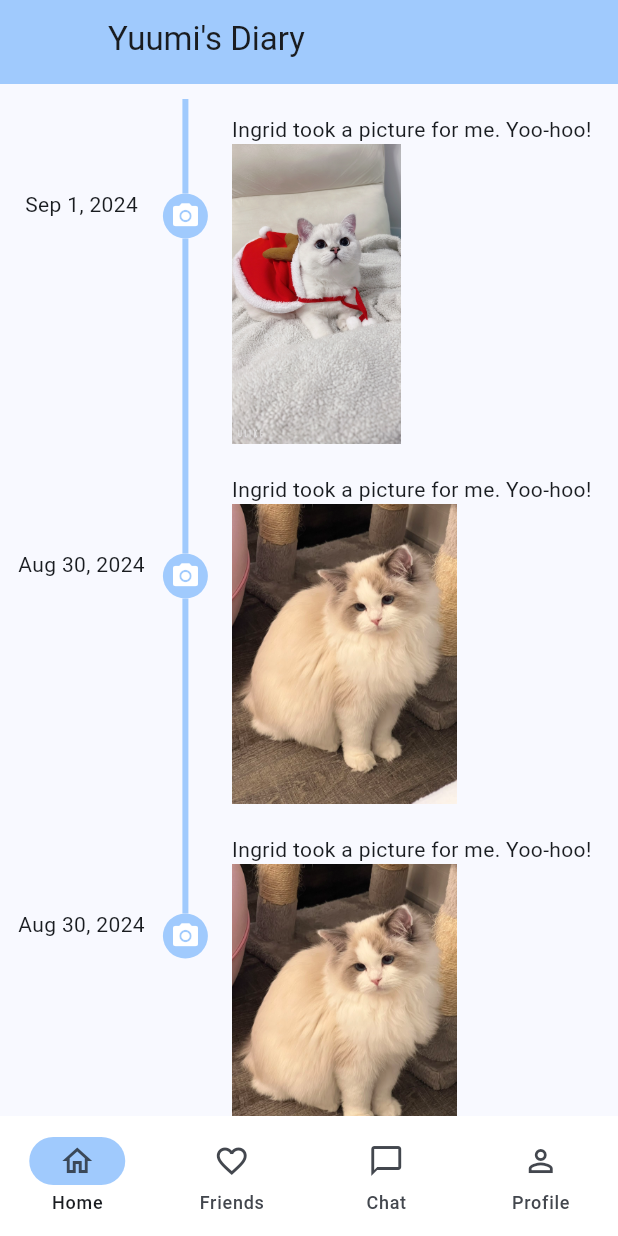
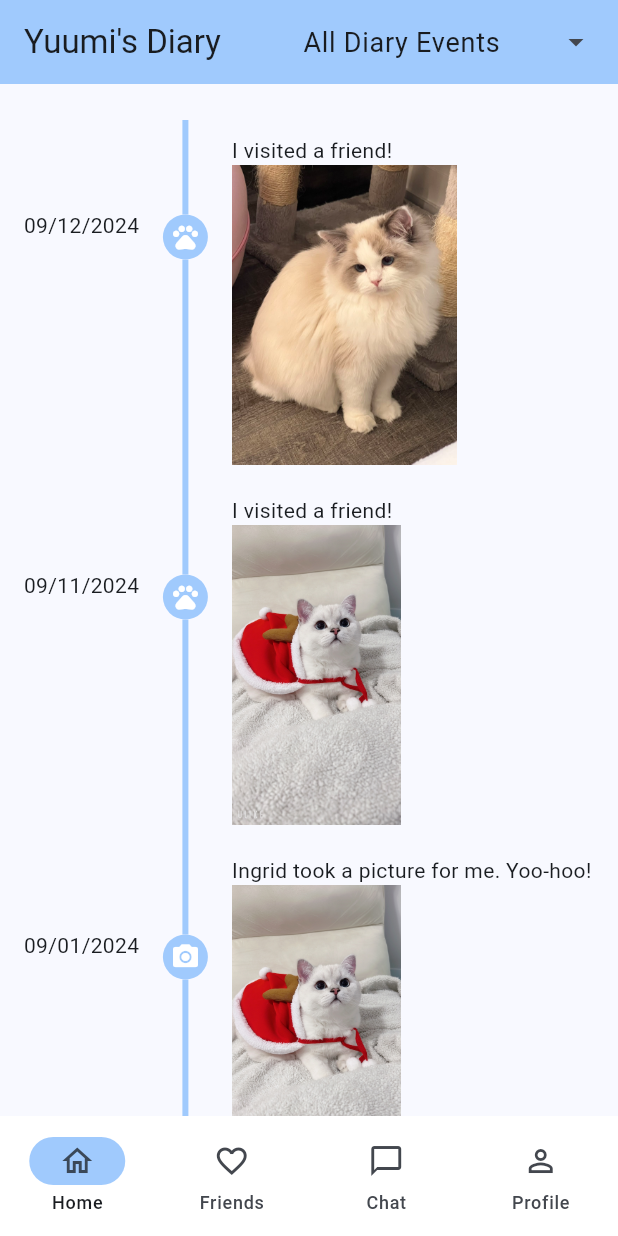
Before and after one commit to IngridFeng/PetDiary, a Flutter app: the screen it shows after launch, on a phone screen of 412 x 824 dp. Run offline on Flutter 3.47's test engine with Material 3 defaults, Android fonts, the phone set to English and light mode, and no system bars; drawn by our look-alikes of timeline_tile.

Commit message:
Added filter for timeline tile events.

```diff
--- a/lib/home_page/home_page.dart
+++ b/lib/home_page/home_page.dart
@@ -12,6 +12,9 @@ class HomePage extends StatefulWidget {
 }
 
 class _HomePageState extends State<HomePage> {
+  final TextEditingController timelineTileItemsTypeController =
+      TextEditingController();
+
   @override
   Widget build(BuildContext context) {
     var homePageState = context.watch<HomePageState>();
@@ -22,17 +25,43 @@ class _HomePageState extends State<HomePage> {
           SliverAppBar(
             pinned: true,
             backgroundColor: Theme.of(context).colorScheme.inversePrimary,
-            flexibleSpace: const FlexibleSpaceBar(
-              title: Text("Yuumi's Diary"),
-            ),
+            title: const Text("Yuumi's Diary"),
+            actions: <Widget>[
+              const SizedBox(width: 24.0),
+              DropdownMenu<String>(
+                width: 210.0,
+                initialSelection: homePageState.selectedTimelineTileType,
+                textStyle: const TextStyle(fontSize: 18.0),
+                controller: timelineTileItemsTypeController,
+                requestFocusOnTap: false,
+                onSelected: (String? type) {
+                  setState(() {
+                    homePageState.setTimelineTileType(type!);
+                  });
+                },
+                inputDecorationTheme: const InputDecorationTheme(
+                  filled: false,
+                  border: InputBorder.none,
+                ),
+                dropdownMenuEntries: timelineTileTypeMap.keys
+                    .map<DropdownMenuEntry<String>>((String type) {
+                  return DropdownMenuEntry<String>(
+                    value: type,
+                    label: type,
+                    enabled: true,
+                  );
+                }).toList(),
+              ),
+            ],
           ),
-          const SliverToBoxAdapter(child: SizedBox(height: 10.0)),
+          const SliverToBoxAdapter(child: SizedBox(height: 24.0)),
           homePageState.timelineTileItems.isEmpty
               ? const SliverToBoxAdapter(
                   child: Center(
-                  child: Text(
-                      "Hi there, Yuumi! How's your day? Did you catach a fish? Or did you visit any friends? Get started by writting your diary."),
-                ))
+                    child: Text(
+                        "You did not write any diary yet, Yuumi! Get started creating one!"),
+                  ),
+                )
               : SliverList(
                   delegate: SliverChildBuilderDelegate(
                     (BuildContext context, int index) {
@@ -50,7 +79,7 @@ class _HomePageState extends State<HomePage> {
                           width: 30,
                           height: 30,
                           indicator: _IconIndicator(
-                              iconData: timelineTileData.indicatorIcon),
+                              iconData: timelineTileData.type.indicatorIcon),
                         ),
                         isLast:
                             index == homePageState.timelineTileItems.length - 1,
--- a/lib/home_page/home_page_state.dart
+++ b/lib/home_page/home_page_state.dart
@@ -1,9 +1,24 @@
 import 'package:flutter/material.dart';
 import 'timeline_tile_items.dart';
 
+Map<String, List<TimelineTileType>> timelineTileTypeMap = {
+  "All Diary Events": TimelineTileType.values,
+  "Doctor Visits": [TimelineTileType.visitDoctor],
+  "Play with Human": [TimelineTileType.playWithHuman],
+  "Play with Friends": [TimelineTileType.playWithFriend],
+};
+
 class HomePageState extends ChangeNotifier {
+  String selectedTimelineTileType = "All Diary Events";
   late List<TimelineTileData> timelineTileItems =
-      const TimelineTileItems().fetchData();
+      const TimelineTileItems().fetchData(TimelineTileType.values.toSet());
+
+  void setTimelineTileType(String type) {
+    selectedTimelineTileType = type;
+    timelineTileItems =
+        const TimelineTileItems().fetchData(timelineTileTypeMap[type]!.toSet());
+    notifyListeners();
+  }
 
   void addTimelineTile(TimelineTileData timelineTileData) {
     timelineTileItems.add(timelineTileData);
--- a/lib/home_page/timeline_tile_items.dart
+++ b/lib/home_page/timeline_tile_items.dart
@@ -1,57 +1,85 @@
 import 'package:flutter/material.dart';
 
+// TODO: Add upcoming events e.g. dog park events
 enum TimelineTileType {
-  // upcoming,
-  // doctorVisit,
-  playWithHuman,
-  // playWithFriend,
-  // visitFriend,
+  visitDoctor(Icons.health_and_safety),
+  playWithHuman(Icons.photo_camera),
+  playWithFriend(Icons.pets);
+
+  final IconData indicatorIcon;
+  const TimelineTileType(this.indicatorIcon);
 }
 
 class TimelineTileData {
+  final TimelineTileType type;
   final String date;
-  final IconData indicatorIcon;
   final String description;
   final Image? image;
 
-  TimelineTileData(
+  const TimelineTileData(
       {Key? key,
+      required this.type,
       required this.date,
-      required this.indicatorIcon,
       required this.description,
       this.image});
 }
 
+const fakeTimelineTileItems = [
+  TimelineTileData(
+    type: TimelineTileType.playWithHuman,
+    date: "09/01/2024",
+    description: "Ingrid took a picture for me. Yoo-hoo!",
+    image: Image(
+      image: AssetImage('lib/home_page/assets/yuumi.jpg'),
+      height: 200,
+    ),
+  ),
+  TimelineTileData(
+    type: TimelineTileType.playWithHuman,
+    date: "08/30/2024",
+    description: "Ingrid took a picture for me. Yoo-hoo!",
+    image: Image(
+      image: AssetImage('lib/home_page/assets/milan.jpg'),
+      height: 200,
+    ),
+  ),
+  TimelineTileData(
+    type: TimelineTileType.playWithFriend,
+    date: "09/11/2024",
+    description: "I visited a friend!",
+    image: Image(
+      image: AssetImage('lib/home_page/assets/yuumi.jpg'),
+      height: 200,
+    ),
+  ),
+  TimelineTileData(
+    type: TimelineTileType.playWithHuman,
+    date: "08/27/2024",
+    description: "Ingrid took a picture for me. Yoo-hoo!",
+    image: Image(
+      image: AssetImage('lib/home_page/assets/milan.jpg'),
+      height: 200,
+    ),
+  ),
+  TimelineTileData(
+    type: TimelineTileType.playWithFriend,
+    date: "09/12/2024",
+    description: "I visited a friend!",
+    image: Image(
+      image: AssetImage('lib/home_page/assets/milan.jpg'),
+      height: 200,
+    ),
+  ),
+];
+
 class TimelineTileItems {
   const TimelineTileItems();
 
-  List<TimelineTileData> fetchData() {
+  List<TimelineTileData> fetchData(Set<TimelineTileType> types) {
     // TODO: RPC to get data here.
-    return [
-      TimelineTileData(
-          date: "Sep 1, 2024",
-          indicatorIcon: Icons.photo_camera,
-          description: "Ingrid took a picture for me. Yoo-hoo!",
-          image: const Image(
-            image: AssetImage('lib/home_page/assets/yuumi.jpg'),
-            height: 200,
-          )),
-      TimelineTileData(
-          date: "Aug 30, 2024",
-          indicatorIcon: Icons.photo_camera,
-          description: "Ingrid took a picture for me. Yoo-hoo!",
-          image: const Image(
-            image: AssetImage('lib/home_page/assets/milan.jpg'),
-            height: 200,
-          )),
-      TimelineTileData(
-          date: "Aug 30, 2024",
-          indicatorIcon: Icons.photo_camera,
-          description: "Ingrid took a picture for me. Yoo-hoo!",
-          image: const Image(
-            image: AssetImage('lib/home_page/assets/milan.jpg'),
-            height: 200,
-          )),
-    ];
+    var timelineTileItems =
+        fakeTimelineTileItems.where((i) => types.contains(i.type)).toList();
+    timelineTileItems.sort((a, b) => b.date.compareTo(a.date));
+    return timelineTileItems;
   }
 }
```
